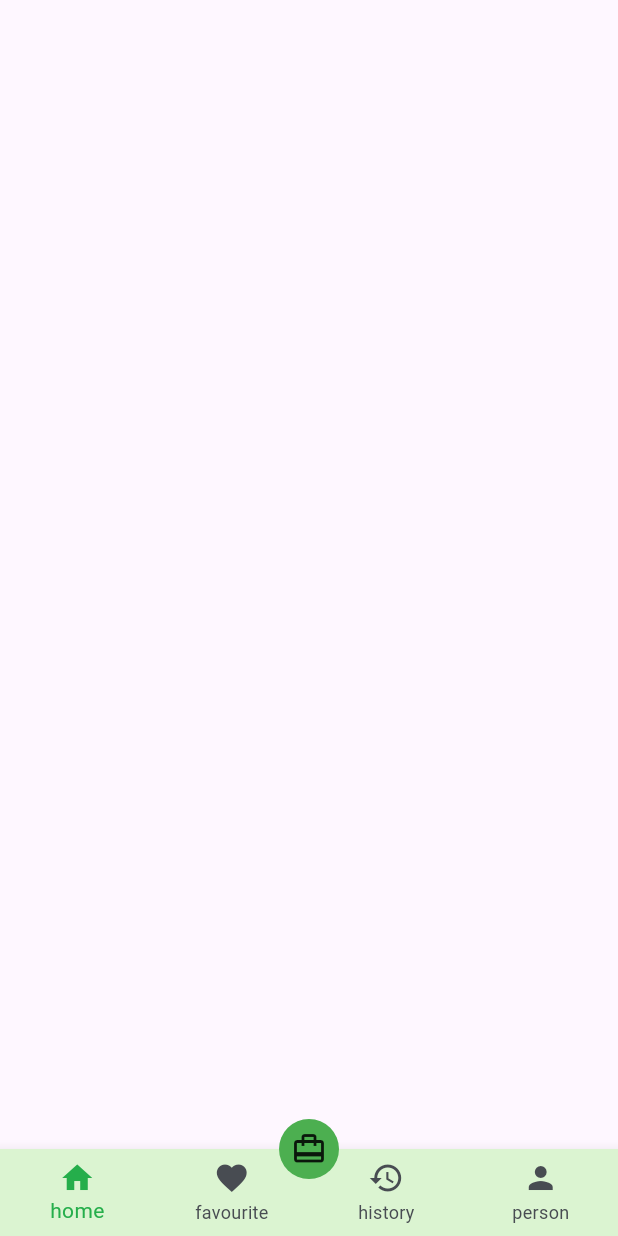
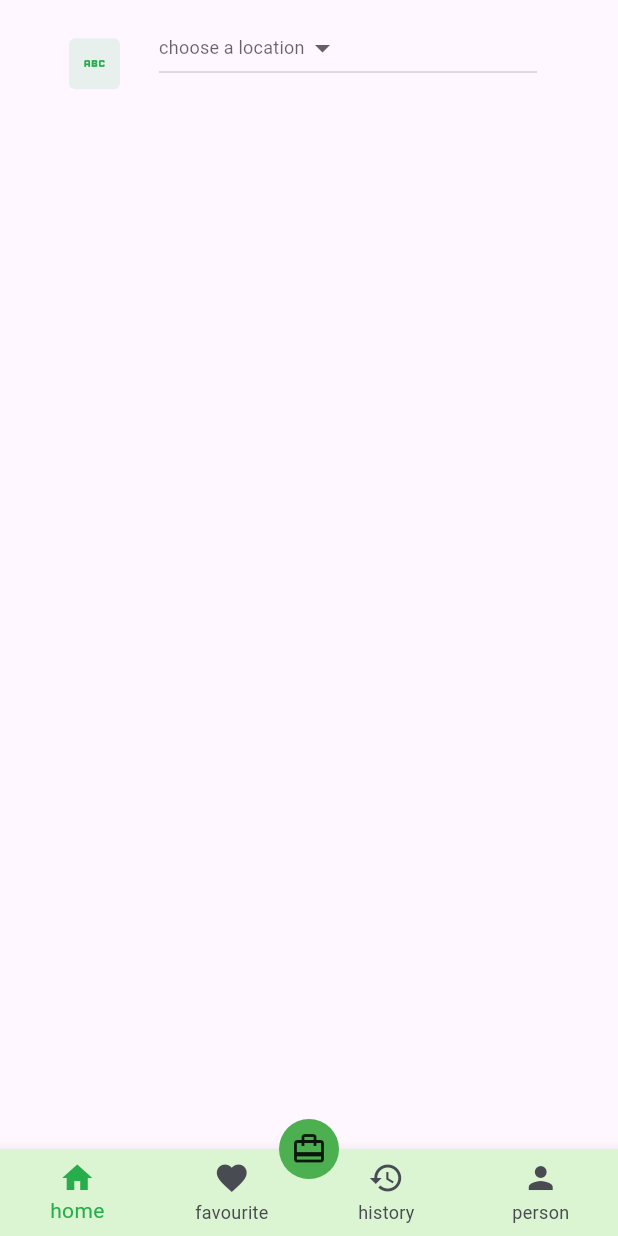
Before and after one commit to saifbataineh/food_tek, a Flutter app: the LoginPage screen opened by its route, after a tap on "Log In", on a phone screen of 412 x 824 dp. Run offline on Flutter 3.47's test engine with Material 3 defaults, Android fonts, the phone set to English and light mode, and no system bars.

Commit message:
some fixes

```diff
--- a/lib/core/routes/routes.dart
+++ b/lib/core/routes/routes.dart
@@ -7,5 +7,6 @@ static const String signUpPage='/signUp';
 static const String forgetPassPage='/forgetPass';
 static const String confirmForgetPassPage='/confirmForgetPass';
 static const String homePage='/homePage';
+static const String navigationPage='/navigation';
 
 }
--- a/lib/core/utils/adaptive_text_size.dart
+++ /dev/null
@@ -1,8 +0,0 @@
-import 'package:flutter/material.dart';
-
-class AdaptiveTextSize {
-  static getadaptiveTextSize(BuildContext context, dynamic value) {
-    // 720 is medium screen height
-    return (value / 720) * MediaQuery.of(context).size.height;
-  }
-}
--- /dev/null
+++ b/lib/core/utils/responsive_height_width.dart
@@ -0,0 +1,27 @@
+import 'package:flutter/material.dart';
+
+/// Function to calculate responsive height based on screen dimensions.
+/// It adjusts the given height proportionally to the screen size.
+///
+/// [value] : The target height you want.
+/// [baseHeight] : The base height of the screen you're designing on (e.g., 932).
+///
+/// Returns a double value for the responsive height.
+double responsiveHeight(BuildContext context, double value,
+    {double baseHeight = 932}) {
+  double screenHeight = MediaQuery.of(context).size.height;
+  return (value / baseHeight) * screenHeight;
+}
+
+/// Function to calculate responsive width based on screen dimensions.
+/// It adjusts the given width proportionally to the screen size.
+///
+/// [value] : The target width you want.
+/// [baseWidth] : The base width of the screen you're designing on (e.g., 430).
+///
+/// Returns a double value for the responsive width.
+double responsiveWidth(BuildContext context, double value,
+    {double baseWidth = 430}) {
+  double screenWidth = MediaQuery.of(context).size.width;
+  return (value / baseWidth) * screenWidth;
+}
--- a/lib/features/app/app.dart
+++ b/lib/features/app/app.dart
@@ -6,6 +6,7 @@ import 'package:food_tek/features/authintication/views/login_page.dart';
 import 'package:food_tek/features/authintication/views/reset_password_page.dart';
 import 'package:food_tek/features/authintication/views/sign_up_page.dart';
 import 'package:food_tek/features/home/views/home_page.dart';
+import 'package:food_tek/features/navigation/views/navigation_page.dart';
 import 'package:food_tek/features/onboarding/onboarding_page.dart';
 import 'package:food_tek/features/onboarding/turn_on_location_page.dart';
 import 'package:food_tek/features/slpash/views/splash_page.dart';
@@ -30,6 +31,7 @@ class App extends StatelessWidget {
           Routes.signUpPage: (context) => SignUpPage(),
           Routes.forgetPassPage: (cotenxt) => ResetPasswordPage(),
           Routes.confirmForgetPassPage: (cotenxt) => ConfirmResetPasswordPage(),
+          Routes.navigationPage :(cotenxt) => NavigationPage(),
           Routes.homePage :(cotenxt) => HomePage(),
         });
   }
--- a/lib/features/authintication/views/widgets/login_form_widget.dart
+++ b/lib/features/authintication/views/widgets/login_form_widget.dart
@@ -53,7 +53,7 @@ class LoginFormWidget extends StatelessWidget {
               onPressed: () {
                 //TODO:change to push and remove until
                 AppNavigatorService.pushReplacementNamed(context,
-                    routeName: Routes.homePage);
+                    routeName: Routes.navigationPage);
               },
               child: Text('Log In'),
             ),
--- a/lib/features/home/views/home_page.dart
+++ b/lib/features/home/views/home_page.dart
@@ -1,5 +1,6 @@
 import 'package:flutter/material.dart';
 import 'package:food_tek/core/constants/app_colors.dart';
+import 'package:food_tek/core/utils/responsive_height_width.dart';
 
 class HomePage extends StatefulWidget {
   const HomePage({super.key});
@@ -9,36 +10,67 @@ class HomePage extends StatefulWidget {
 }
 
 class _HomePageState extends State<HomePage> {
-  int currentIndex = 0;
+  String? location = "";
   @override
   Widget build(BuildContext context) {
-    return Scaffold(
-      floatingActionButtonLocation: FloatingActionButtonLocation.centerDocked,
-      floatingActionButton: Container(
-          padding: EdgeInsets.all(8),
-          decoration:
-              BoxDecoration(color: Colors.green, shape: BoxShape.circle),
-          child: Icon(Icons.card_travel)),
-      bottomNavigationBar: BottomNavigationBar(
-        currentIndex: currentIndex,
-        onTap: (value) {
-          setState(() {
-            currentIndex = value;
-          });
-        },
-        backgroundColor: AppColors.seconadryColor,
-        type: BottomNavigationBarType.fixed,
-        unselectedItemColor: AppColors.darkgreyColor,
-        selectedItemColor: AppColors.mainColor,
-        unselectedLabelStyle: TextStyle(color: AppColors.darkgreyColor),
-        selectedLabelStyle: TextStyle(color: AppColors.mainColor),
-        items: [
-          BottomNavigationBarItem(icon: Icon(Icons.home), label: "home"),
-          BottomNavigationBarItem(
-              icon: Icon(Icons.favorite), label: "favourite"),
-          BottomNavigationBarItem(icon: Icon(Icons.history), label: "history"),
-          BottomNavigationBarItem(icon: Icon(Icons.person), label: "person"),
-        ],
+    return SafeArea(
+      child: Padding(
+        padding: const EdgeInsets.symmetric(horizontal: 30),
+        child: Column(
+          children: [
+            ListTile(
+              subtitle: Text(
+                location ?? "",
+                style: TextStyle(fontWeight: FontWeight.w600, fontSize: 14),
+              ),
+              title: DropdownButton(
+                  hint: Text(
+                    "choose a location",
+                    style: TextStyle(fontWeight: FontWeight.w400, fontSize: 12),
+                  ),
+                  items: [
+                    DropdownMenuItem(
+                      child: Text("data"),
+                      value: "data",
+                    ),
+                    DropdownMenuItem(
+                      value: "data2",
+                      child: Text("data2"),
+                    ),
+                    /*     DropdownMenuItem(
+                  child: Text("data3"),
+                ),
+                DropdownMenuItem(
+                  child: Text("data4"),
+                ), */
+                  ],
+                  onChanged: (value) {
+                    location = value;
+                    setState(() {});
+                  }),
+              leading: Container(
+                padding:
+                    const EdgeInsets.only(top: 3.5, bottom: 3.5, right: 10),
+                width: 44,
+                height: 41,
+                child: Container(
+                  width: responsiveWidth(context, 34),
+                  height: responsiveWidth(context, 34),
+                  padding: EdgeInsets.all(8),
+                  decoration: BoxDecoration(
+                    borderRadius: BorderRadius.circular(4),
+                    color: AppColors.mainColor.withValues(alpha: 0.1),
+                  ),
+                  child: Icon(
+                    size: 18,
+                    Icons.abc,
+                    color: AppColors.mainColor,
+                  ),
+                ),
+              ),
+            ),
+          ],
+        ),
       ),
     );
   }
--- /dev/null
+++ b/lib/features/navigation/views/navigation_page.dart
@@ -0,0 +1,47 @@
+import 'package:flutter/material.dart';
+import 'package:food_tek/core/constants/app_colors.dart';
+import 'package:food_tek/features/home/views/home_page.dart';
+
+class NavigationPage extends StatefulWidget {
+  const NavigationPage({super.key});
+
+  @override
+  State<NavigationPage> createState() => _NavigationPageState();
+}
+
+class _NavigationPageState extends State<NavigationPage> {
+  int currentIndex = 0;
+  @override
+  Widget build(BuildContext context) {
+    return Scaffold(
+      body: HomePage(),
+      floatingActionButtonLocation: FloatingActionButtonLocation.centerDocked,
+      floatingActionButton: Container(
+          padding: EdgeInsets.all(8),
+          decoration:
+              BoxDecoration(color: Colors.green, shape: BoxShape.circle),
+          child: Icon(Icons.card_travel)),
+      bottomNavigationBar: BottomNavigationBar(
+        currentIndex: currentIndex,
+        onTap: (value) {
+          setState(() {
+            currentIndex = value;
+          });
+        },
+        backgroundColor: AppColors.seconadryColor,
+        type: BottomNavigationBarType.fixed,
+        unselectedItemColor: AppColors.darkgreyColor,
+        selectedItemColor: AppColors.mainColor,
+        unselectedLabelStyle: TextStyle(color: AppColors.darkgreyColor),
+        selectedLabelStyle: TextStyle(color: AppColors.mainColor),
+        items: [
+          BottomNavigationBarItem(icon: Icon(Icons.home), label: "home"),
+          BottomNavigationBarItem(
+              icon: Icon(Icons.favorite), label: "favourite"),
+          BottomNavigationBarItem(icon: Icon(Icons.history), label: "history"),
+          BottomNavigationBarItem(icon: Icon(Icons.person), label: "person"),
+        ],
+      ),
+    );
+  }
+}
--- a/lib/signin.dart
+++ /dev/null
@@ -1,10 +0,0 @@
-import 'package:flutter/material.dart';
-
-class Signin extends StatelessWidget {
-  const Signin({super.key});
-
-  @override
-  Widget build(BuildContext context) {
-    return const Placeholder();
-  }
-}
```
Also changed, not shown: 4 other files.
